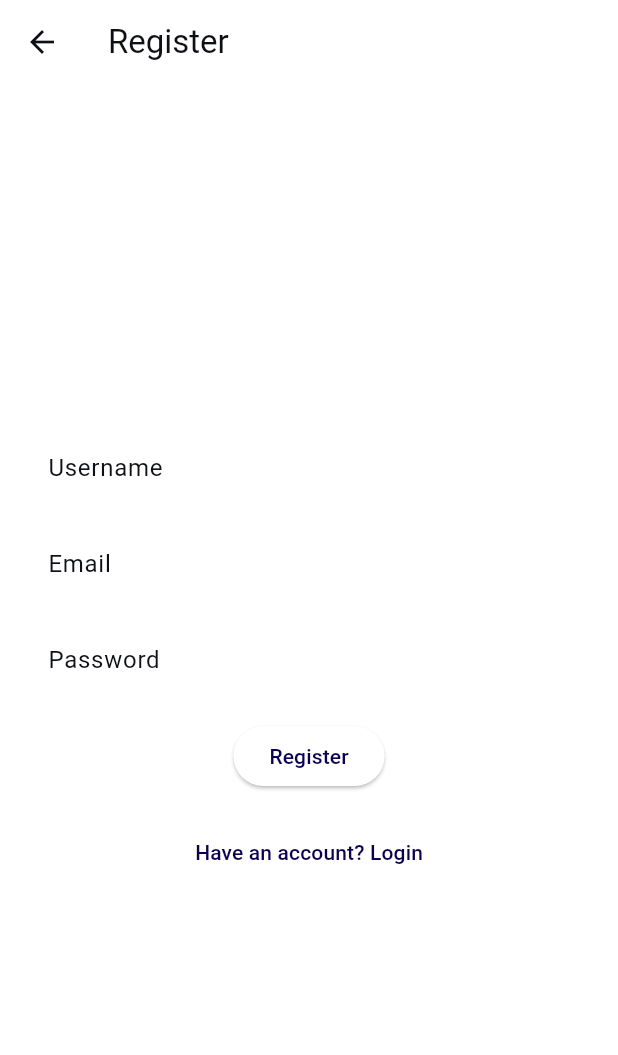
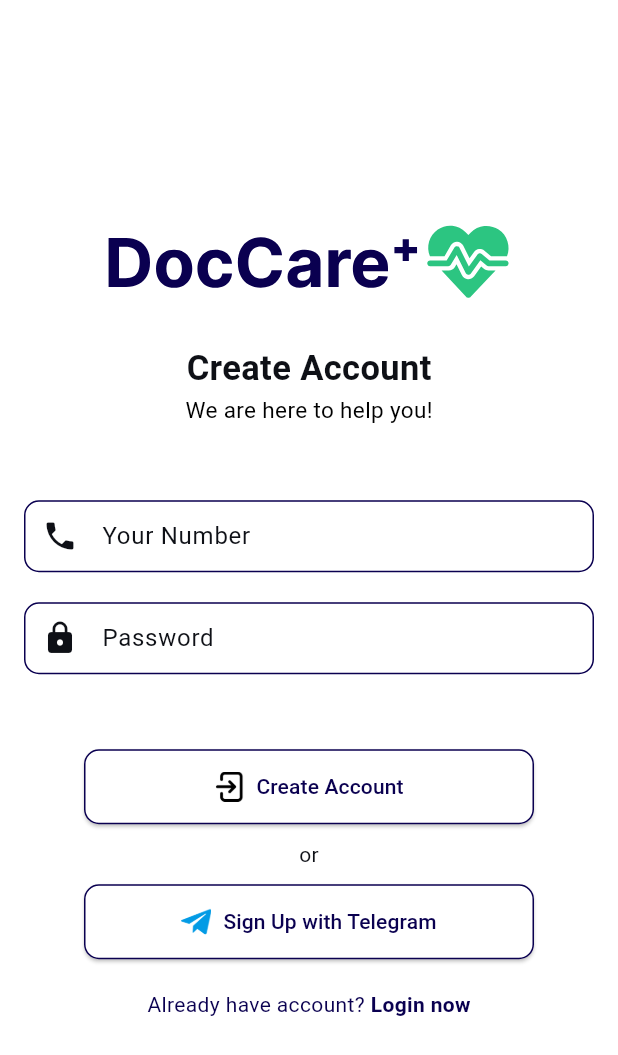
Before and after one commit to jammiedev779/Capstone-Project-II, a Flutter app: the RegisterPage screen opened directly, on a phone screen of 412 x 824 dp. Shown: the top 1055 px of the screen. Run offline on Flutter 3.47's test engine with Material 3 defaults, Android fonts, the phone set to English and light mode, and no system bars; our stand-ins replace flutter_svg, google_fonts.

Commit message:
Login and Register Screen

```diff
--- a/Mobile_app/lib/main.dart
+++ b/Mobile_app/lib/main.dart
@@ -1,3 +1,4 @@
+import 'package:doc_care/screens/login/login_screen.dart';
 import 'package:doc_care/shared/theme/app_theme.dart';
 import 'package:doc_care/shared/utils/bottom_nav_bars/main_nav_bar.dart';
 import 'package:flutter/material.dart';
@@ -13,7 +14,7 @@
   Widget build(BuildContext context) {
     return MaterialApp(
       debugShowCheckedModeBanner: false,
-      home: const MainNavBar(),
+      home: LoginPage(),
       theme: const AppTheme().themeData,
     );
   }
--- a/Mobile_app/lib/screens/login_signup/register_screen.dart
+++ /dev/null
@@ -1,57 +0,0 @@
-import 'package:flutter/material.dart';
-
-class RegisterPage extends StatelessWidget {
-  const RegisterPage({super.key});
-
-  @override
-  Widget build(BuildContext context) {
-    return Scaffold(
-      appBar: AppBar(
-        title: const Text('Register'),
-      ),
-      body: Padding(
-        padding: const EdgeInsets.all(16.0),
-        child: Column(
-          mainAxisAlignment: MainAxisAlignment.center,
-          children: <Widget>[
-            const TextField(
-              decoration: InputDecoration(
-                labelText: 'Username',
-                border: OutlineInputBorder(),
-              ),
-            ),
-            const SizedBox(height: 16.0),
-            const TextField(
-              decoration: InputDecoration(
-                labelText: 'Email',
-                border: OutlineInputBorder(),
-              ),
-            ),
-            const SizedBox(height: 16.0),
-            const TextField(
-              obscureText: true,
-              decoration: InputDecoration(
-                labelText: 'Password',
-                border: OutlineInputBorder(),
-              ),
-            ),
-            const SizedBox(height: 16.0),
-            ElevatedButton(
-              onPressed: () {
-                // Handle registration logic
-              },
-              child: const Text('Register'),
-            ),
-            const SizedBox(height: 16.0),
-            TextButton(
-              onPressed: () {
-                Navigator.pop(context);
-              },
-              child: const Text('Have an account? Login'),
-            ),
-          ],
-        ),
-      ),
-    );
-  }
-}
--- /dev/null
+++ b/Mobile_app/lib/screens/register/register_screen.dart
@@ -0,0 +1,182 @@
+import 'package:doc_care/screens/login/login_screen.dart';
+import 'package:doc_care/screens/register/register_screen.dart';
+import 'package:flutter/material.dart';
+import 'package:flutter/widgets.dart';
+import 'package:flutter_svg/flutter_svg.dart';
+
+class RegisterPage extends StatefulWidget {
+  @override
+  _RegisterPageState createState() => _RegisterPageState();
+}
+
+class _RegisterPageState extends State<RegisterPage> {
+  late TextEditingController _numberController;
+  late TextEditingController _passwordController;
+
+  @override
+  void initState() {
+    super.initState();
+    _numberController = TextEditingController();
+    _passwordController = TextEditingController();
+  }
+
+  @override
+  void dispose() {
+    _numberController.dispose();
+    _passwordController.dispose();
+    super.dispose();
+  }
+
+  @override
+  Widget build(BuildContext context) {
+    TextTheme textTheme = Theme.of(context).textTheme;
+    ColorScheme colorScheme = Theme.of(context).colorScheme;
+    return Scaffold(
+      body: Center(
+        child: Padding(
+          padding: const EdgeInsets.all(16.0),
+          child: Column(
+            mainAxisAlignment: MainAxisAlignment.center,
+            children: [
+              SvgPicture.asset(
+                'assets/icons/app_icon.svg',
+                height: 60,
+              ),
+              SizedBox(height: 25),
+              Text(
+                'Create Account',
+                style: TextStyle(
+                  fontSize: 23,
+                  fontWeight: FontWeight.bold,
+                ),
+              ),
+              Text(
+                'We are here to help you!',
+                style: TextStyle(
+                  fontSize: 15,
+                  color: colorScheme.outlineVariant,
+                ),
+              ),
+              SizedBox(height: 50),
+              // Phone number input
+              TextField(
+                obscureText: true,
+                keyboardType: TextInputType.number,
+                decoration: InputDecoration(
+                  labelText: 'Your Number',
+                  prefixIcon: Icon(Icons.phone),
+                  border: OutlineInputBorder(
+                    borderRadius: BorderRadius.circular(10.0),
+                  ),
+                  enabledBorder: OutlineInputBorder(
+                    borderSide:
+                        BorderSide(color: colorScheme.primary, width: 1.0),
+                    borderRadius: BorderRadius.circular(10.0),
+                  ),
+                  focusedBorder: OutlineInputBorder(
+                    borderSide:
+                        BorderSide(color: colorScheme.primary, width: 2.0),
+                    borderRadius: BorderRadius.circular(10.0),
+                  ),
+                ),
+              ),
+              SizedBox(height: 20),
+              // Password input
+              TextField(
+                obscureText: true,
+                decoration: InputDecoration(
+                  labelText: 'Password',
+                  prefixIcon: Icon(Icons.lock),
+                  border: OutlineInputBorder(
+                    borderRadius: BorderRadius.circular(10.0),
+                  ),
+                  enabledBorder: OutlineInputBorder(
+                    borderSide:
+                        BorderSide(color: colorScheme.primary, width: 1.0),
+                    borderRadius: BorderRadius.circular(10.0),
+                  ),
+                  focusedBorder: OutlineInputBorder(
+                    borderSide:
+                        BorderSide(color: colorScheme.primary, width: 2.0),
+                    borderRadius: BorderRadius.circular(10.0),
+                  ),
+                ),
+              ),
+              SizedBox(height: 50),
+              // Sign In button
+              SizedBox(
+                width: double.parse('300'),
+                child: ElevatedButton.icon(
+                  onPressed: () {},
+                  icon: Image.asset(
+                    'assets/icons/login_icon.png',
+                    width: 20,
+                  ),
+                  label: Text('Create Account'),
+                  style: ElevatedButton.styleFrom(
+                    backgroundColor: Colors.white,
+                    shape: RoundedRectangleBorder(
+                      borderRadius: BorderRadius.circular(10),
+                      side: BorderSide(color: colorScheme.primary),
+                    ),
+                    padding: EdgeInsets.symmetric(vertical: 15),
+                  ),
+                ),
+              ),
+              SizedBox(height: 10),
+              Text('or'),
+              SizedBox(height: 10),
+              // Sign In with Telegram
+              SizedBox(
+                width: double.parse('300'),
+                child: ElevatedButton.icon(
+                  onPressed: () {},
+                  icon: Image.asset(
+                    'assets/icons/telegram_icon.png',
+                    width: 20,
+                  ),
+                  label: Text('Sign Up with Telegram'),
+                  style: ElevatedButton.styleFrom(
+                    backgroundColor: colorScheme.onPrimary,
+                    shape: RoundedRectangleBorder(
+                      borderRadius: BorderRadius.circular(10),
+                      side: BorderSide(color: colorScheme.primary),
+                    ),
+                    padding: EdgeInsets.symmetric(vertical: 15),
+                  ),
+                ),
+              ),
+              SizedBox(height: 20),
+              Row(
+                mainAxisAlignment: MainAxisAlignment.center,
+                children: [
+                  Text(
+                    "Already have account? ",
+                    style:
+                        TextStyle(color: Theme.of(context).colorScheme.primary),
+                  ),
+                  GestureDetector(
+                    onTap: () {
+                      Navigator.pushReplacement(
+                        context,
+                        MaterialPageRoute(
+                          builder: (context) => LoginPage(),
+                        ),
+                      );
+                    },
+                    child: Text(
+                      "Login now",
+                      style: TextStyle(
+                          fontWeight: FontWeight.bold,
+                          color: Theme.of(context).colorScheme.primary),
+                    ),
+                  ),
+                ],
+              )
+            ],
+          ),
+        ),
+      ),
+    );
+  }
+}
--- a/Mobile_app/lib/shared/theme/app_theme.dart
+++ b/Mobile_app/lib/shared/theme/app_theme.dart
@@ -27,6 +27,7 @@
       onBackground: Color(0xff000000),
       error: Color(0xFF5e162e),
       onError: Color(0xFFf5e9ed),
+      outline: Color(0xff)
     );
   }
 
--- a/Mobile_app/pubspec.yaml
+++ b/Mobile_app/pubspec.yaml
@@ -37,6 +37,7 @@
   cupertino_icons: ^1.0.6
   flutter_launcher_icons: ^0.13.1
   google_fonts: ^6.2.1
+  flutter_svg: ^2.0.10+1
 
 
 dev_dependencies:
```
Also changed, not shown: Mobile_app/lib/components/button_part.dart (added, +32 -0 lines), Mobile_app/lib/components/textfield_part.dart (added, +39 -0 lines), Mobile_app/lib/screens/login/login_screen.dart (added, +181 -0 lines), Mobile_app/lib/screens/login_signup/login_screen.dart (deleted, +0 -55 lines), Mobile_app/assets/icons/login_icon.png (added), Mobile_app/assets/icons/password_icon.svg (added), Mobile_app/assets/icons/phone_icon.svg (added), Mobile_app/assets/icons/phonecall_icon.png (added), Mobile_app/assets/icons/telegram_icon.png (added), Mobile_app/pubspec.lock.
